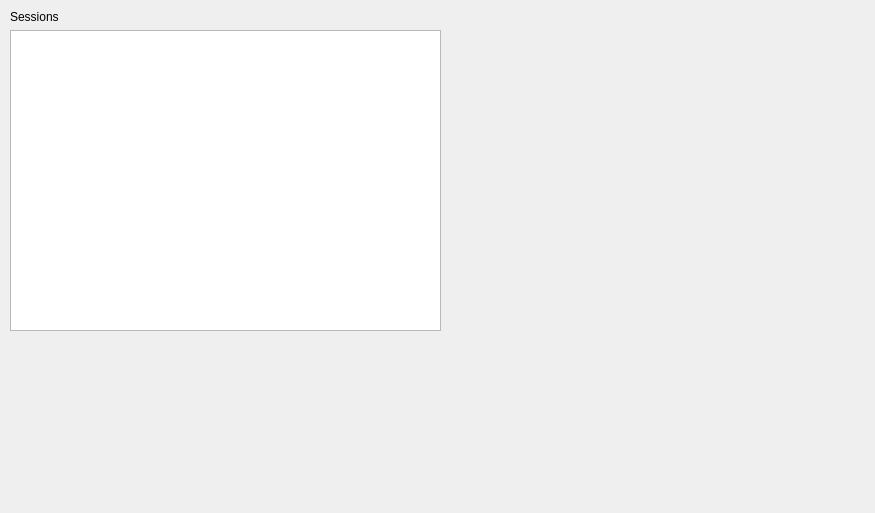
Above: src/libtomahawk/widgets/SessionAlbumWidget.ui from ISI-Peasy/tomahawk before the change. Below: the same form after it.
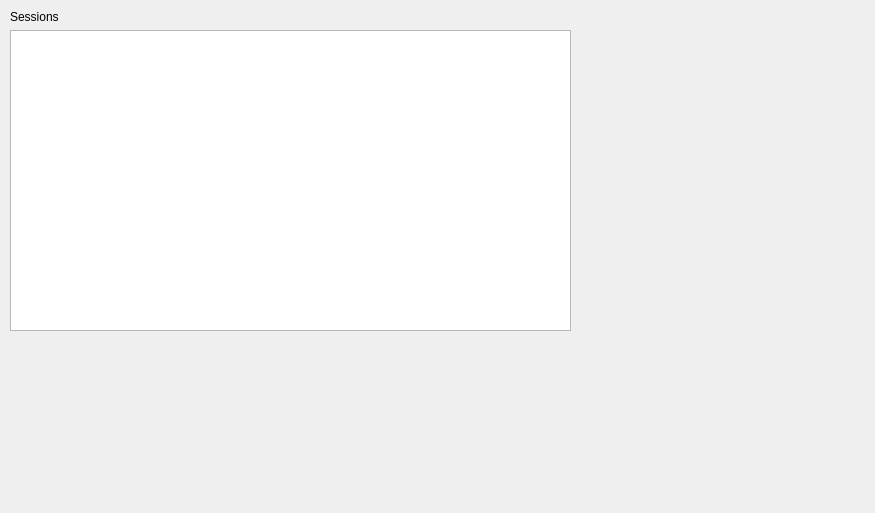
That is the form after the change. Custom widgets are drawn as their Qt base class.

Commit message: starting implementation of paint delegate method

Diff of the .ui file:
```diff
--- a/src/libtomahawk/widgets/SessionAlbumWidget.ui
+++ b/src/libtomahawk/widgets/SessionAlbumWidget.ui
@@ -18,7 +18,7 @@
     <rect>
      <x>10</x>
      <y>10</y>
-     <width>431</width>
+     <width>561</width>
      <height>321</height>
     </rect>
    </property>
```
The commit also changes 1 other file.
